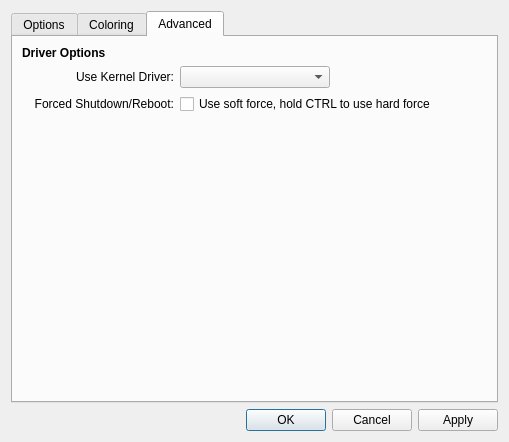
Above: TaskExplorer/Forms/SettingsWindow.ui from DavidXanatos/TaskExplorer before the change. Below: the same form after it.
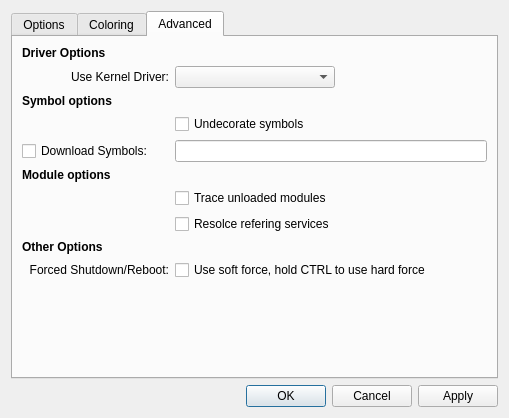
That is the form after the change. The open tabs and pages were chosen to show the change.

Diff of the .ui file:
```diff
--- a/TaskExplorer/Forms/SettingsWindow.ui
+++ b/TaskExplorer/Forms/SettingsWindow.ui
@@ -71,26 +71,6 @@
              </property>
             </widget>
            </item>
-           <item row="7" column="1">
-            <widget class="QCheckBox" name="chkUndecorate">
-             <property name="text">
-              <string>Undecorate symbols</string>
-             </property>
-            </widget>
-           </item>
-           <item row="6" column="0">
-            <widget class="QLabel" name="label_6">
-             <property name="font">
-              <font>
-               <weight>75</weight>
-               <bold>true</bold>
-              </font>
-             </property>
-             <property name="text">
-              <string>Symbol options</string>
-             </property>
-            </widget>
-           </item>
            <item row="15" column="2">
             <spacer name="horizontalSpacer_2">
              <property name="orientation">
@@ -104,23 +84,7 @@
              </property>
             </spacer>
            </item>
-           <item row="8" column="1" colspan="2">
-            <widget class="QLineEdit" name="symbolPath"/>
-           </item>
-           <item row="0" column="0">
-            <widget class="QLabel" name="label_4">
-             <property name="font">
-              <font>
-               <weight>75</weight>
-               <bold>true</bold>
-              </font>
-             </property>
-             <property name="text">
-              <string>General options</string>
-             </property>
-            </widget>
-           </item>
-           <item row="3" column="1">
+           <item row="5" column="1">
             <widget class="QSpinBox" name="refreshInterval">
              <property name="maximum">
               <number>10000</number>
@@ -161,93 +125,6 @@
             </widget>
            </item>
            <item row="2" column="1">
-            <widget class="QCheckBox" name="chkShow32">
-             <property name="text">
-              <string>Append &quot;*32&quot; to WoW64 processes</string>
-             </property>
-            </widget>
-           </item>
-           <item row="8" column="3">
-            <widget class="QCheckBox" name="chkSymbolPath">
-             <property name="text">
-              <string/>
-             </property>
-            </widget>
-           </item>
-           <item row="15" column="1">
-            <spacer name="verticalSpacer">
-             <property name="orientation">
-              <enum>Qt::Vertical</enum>
-             </property>
-             <property name="sizeHint" stdset="0">
-              <size>
-               <width>20</width>
-               <height>40</height>
-              </size>
-             </property>
-            </spacer>
-           </item>
-           <item row="13" column="1">
-            <widget class="QCheckBox" name="chkToTray">
-             <property name="text">
-              <string>Close to Sys-Tray</string>
-             </property>
-            </widget>
-           </item>
-           <item row="3" column="2">
-            <widget class="QLabel" name="label_12">
-             <property name="text">
-              <string>milliseconds</string>
-             </property>
-            </widget>
-           </item>
-           <item row="12" column="1">
-            <widget class="QComboBox" name="trayMode"/>
-           </item>
-           <item row="4" column="0">
-            <widget class="QLabel" name="label_8">
-             <property name="text">
-              <string>Graph length:</string>
-             </property>
-             <property name="alignment">
-              <set>Qt::AlignRight|Qt::AlignTrailing|Qt::AlignVCenter</set>
-             </property>
-            </widget>
-           </item>
-           <item row="4" column="1">
-            <widget class="QSpinBox" name="graphLength">
-             <property name="maximum">
-              <number>1800</number>
-             </property>
-             <property name="singleStep">
-              <number>60</number>
-             </property>
-            </widget>
-           </item>
-           <item row="8" column="0">
-            <widget class="QLabel" name="label_7">
-             <property name="text">
-              <string>Symbol path:</string>
-             </property>
-             <property name="alignment">
-              <set>Qt::AlignRight|Qt::AlignTrailing|Qt::AlignVCenter</set>
-             </property>
-            </widget>
-           </item>
-           <item row="9" column="0">
-            <widget class="QLabel" name="label_5">
-             <property name="font">
-              <font>
-               <weight>75</weight>
-               <bold>true</bold>
-              </font>
-             </property>
-             <property name="text">
-              <string>Tray options</string>
-             </property>
-            </widget>
-           </item>
-           <item row="1" column="1">
             <widget class="QCheckBox" name="chkLinuxStyle">
              <property name="text">
               <string>Show CPU Usage like on Linux</string>
@@ -340,45 +217,6 @@
         <layout class="QGridLayout" name="gridLayout_6">
          <item row="0" column="0">
           <layout class="QGridLayout" name="gridLayout_5">
-           <item row="3" column="2">
-            <spacer name="horizontalSpacer_5">
-             <property name="orientation">
-              <enum>Qt::Horizontal</enum>
-             </property>
-             <property name="sizeHint" stdset="0">
-              <size>
-               <width>40</width>
-               <height>20</height>
-              </size>
-             </property>
-            </spacer>
-           </item>
-           <item row="3" column="0">
-            <spacer name="horizontalSpacer">
-             <property name="orientation">
-              <enum>Qt::Horizontal</enum>
-             </property>
-             <property name="sizeHint" stdset="0">
-              <size>
-               <width>40</width>
-               <height>20</height>
-              </size>
-             </property>
-            </spacer>
-           </item>
-           <item row="0" column="0">
-            <widget class="QLabel" name="label_15">
-             <property name="font">
-              <font>
-               <weight>75</weight>
-               <bold>true</bold>
-              </font>
-             </property>
-             <property name="text">
-              <string>Driver Options</string>
-             </property>
-            </widget>
-           </item>
            <item row="1" column="0">
             <widget class="QLabel" name="label_14">
              <property name="text">
@@ -399,27 +237,126 @@
              </property>
             </widget>
            </item>
-           <item row="3" column="1">
-            <spacer name="verticalSpacer_2">
-             <property name="orientation">
-              <enum>Qt::Vertical</enum>
+           <item row="0" column="0">
+            <widget class="QLabel" name="label_15">
+             <property name="font">
+              <font>
+               <weight>75</weight>
+               <bold>true</bold>
+              </font>
              </property>
-             <property name="sizeHint" stdset="0">
-              <size>
-               <width>20</width>
-               <height>40</height>
-              </size>
-             </property>
-            </spacer>
-           </item>
-           <item row="2" column="1" colspan="2">
-            <widget class="QCheckBox" name="chkSoftForce">
              <property name="text">
-              <string>Use soft force, hold CTRL to use hard force</string>
+              <string>Driver Options</string>
              </property>
             </widget>
            </item>
            <item row="2" column="0">
+            <widget class="QLabel" name="label_6">
+             <property name="font">
+              <font>
+               <weight>75</weight>
+               <bold>true</bold>
+              </font>
+             </property>
+             <property name="text">
+              <string>Symbol options</string>
+             </property>
+            </widget>
+           </item>
+           <item row="3" column="1">
+            <widget class="QCheckBox" name="chkUndecorate">
+             <property name="text">
+              <string>Undecorate symbols</string>
+             </property>
+            </widget>
+           </item>
+           <item row="4" column="0">
+            <widget class="QCheckBox" name="chkSymbolPath">
+             <property name="text">
+              <string>Download Symbols:</string>
+             </property>
+            </widget>
+           </item>
+           <item row="5" column="0">
+            <widget class="QLabel" name="label_7">
+             <property name="font">
+              <font>
+               <weight>75</weight>
+               <bold>true</bold>
+              </font>
+             </property>
+             <property name="text">
+              <string>Module options</string>
+             </property>
+            </widget>
+           </item>
+           <item row="12" column="1">
+            <spacer name="verticalSpacer_2">
+             <property name="orientation">
+              <enum>Qt::Vertical</enum>
+             </property>
+             <property name="sizeHint" stdset="0">
+              <size>
+               <width>20</width>
+               <height>40</height>
+              </size>
+             </property>
+            </spacer>
+           </item>
+           <item row="12" column="0">
+            <spacer name="horizontalSpacer">
+             <property name="orientation">
+              <enum>Qt::Horizontal</enum>
+             </property>
+             <property name="sizeHint" stdset="0">
+              <size>
+               <width>40</width>
+               <height>20</height>
+              </size>
+             </property>
+            </spacer>
+           </item>
+           <item row="12" column="2">
+            <spacer name="horizontalSpacer_5">
+             <property name="orientation">
+              <enum>Qt::Horizontal</enum>
+             </property>
+             <property name="sizeHint" stdset="0">
+              <size>
+               <width>40</width>
+               <height>20</height>
+              </size>
+             </property>
+            </spacer>
+           </item>
+           <item row="6" column="1">
+            <widget class="QCheckBox" name="chkTraceDLLs">
+             <property name="text">
+              <string>Trace unloaded modules</string>
+             </property>
+            </widget>
+           </item>
+           <item row="7" column="1">
+            <widget class="QCheckBox" name="chkGetRefServices">
+             <property name="text">
+              <string>Resolce refering services</string>
+             </property>
+            </widget>
+           </item>
+           <item row="8" column="0">
+            <widget class="QLabel" name="label_17">
+             <property name="font">
+              <font>
+               <weight>75</weight>
+               <bold>true</bold>
+              </font>
+             </property>
+             <property name="text">
+              <string>Other Options</string>
+             </property>
+            </widget>
+           </item>
+           <item row="9" column="0">
             <widget class="QLabel" name="label_16">
              <property name="text">
               <string>Forced Shutdown/Reboot:</string>
@@ -429,6 +366,16 @@
              </property>
             </widget>
            </item>
+           <item row="9" column="1" colspan="2">
+            <widget class="QCheckBox" name="chkSoftForce">
+             <property name="text">
+              <string>Use soft force, hold CTRL to use hard force</string>
+             </property>
+            </widget>
+           </item>
+           <item row="4" column="1" colspan="2">
+            <widget class="QLineEdit" name="symbolPath"/>
+           </item>
           </layout>
          </item>
         </layout>
```
Left out of the diff: 136 changed lines with no effect on the pictures.
